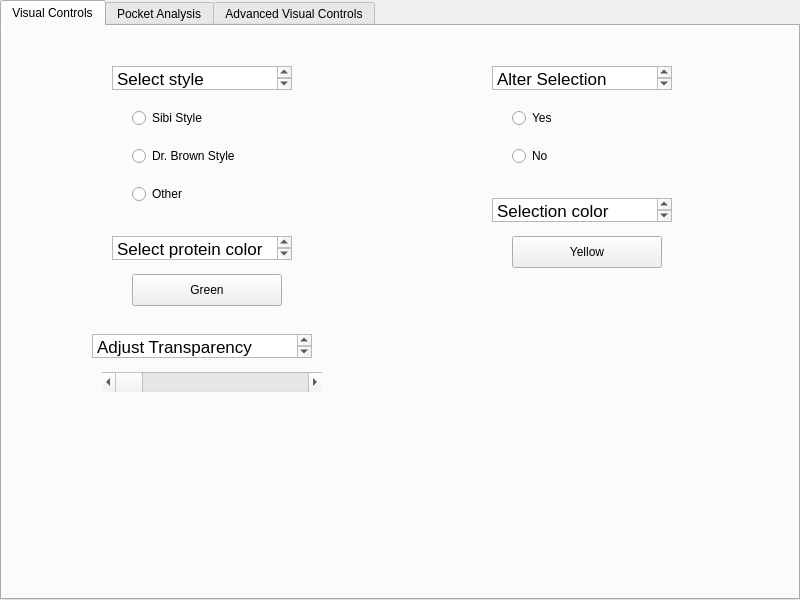
Above: demowidget.ui from Brown-and-Briganti/pymol2-demo-plugin before the change. Below: the same form after it.
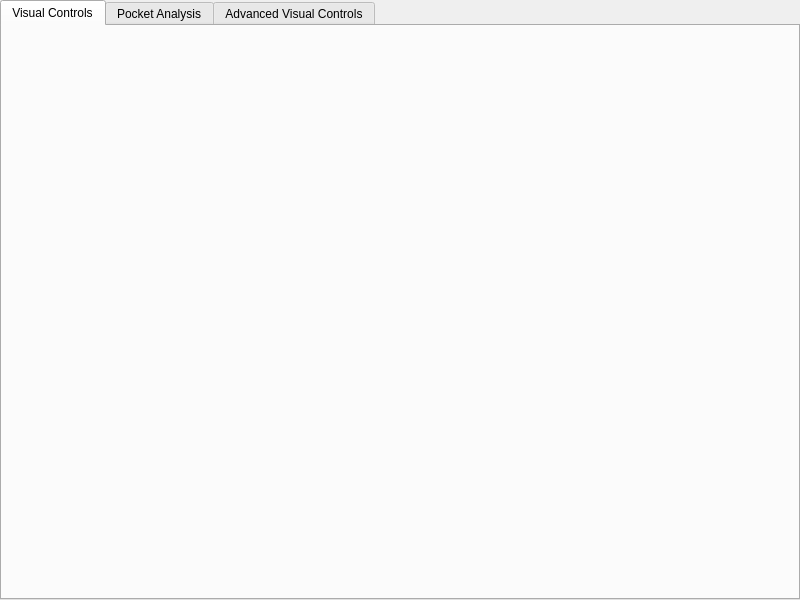
That is the form after the change.

Commit message: Pymol Plugin v.7

Patch:
```diff
--- a/demowidget.ui
+++ b/demowidget.ui
@@ -26,234 +26,6 @@
     <attribute name="title">
      <string>Visual Controls</string>
     </attribute>
-    <widget class="QTextBrowser" name="SelectStyleButton">
-     <property name="geometry">
-      <rect>
-       <x>110</x>
-       <y>40</y>
-       <width>180</width>
-       <height>24</height>
-      </rect>
-     </property>
-     <property name="html">
-      <string>&lt;!DOCTYPE HTML PUBLIC &quot;-//W3C//DTD HTML 4.0//EN&quot; &quot;http://www.w3.org/TR/REC-html40/strict.dtd&quot;&gt;
-&lt;html&gt;&lt;head&gt;&lt;meta name=&quot;qrichtext&quot; content=&quot;1&quot; /&gt;&lt;meta charset=&quot;utf-8&quot; /&gt;&lt;style type=&quot;text/css&quot;&gt;
-p, li { white-space: pre-wrap; }
-hr { height: 1px; border-width: 0; }
-li.unchecked::marker { content: &quot;\2610&quot;; }
-li.checked::marker { content: &quot;\2612&quot;; }
-&lt;/style&gt;&lt;/head&gt;&lt;body style=&quot; font-family:'.AppleSystemUIFont'; font-size:13pt; font-weight:400; font-style:normal;&quot;&gt;
-&lt;p style=&quot; margin-top:0px; margin-bottom:0px; margin-left:0px; margin-right:0px; -qt-block-indent:0; text-indent:0px;&quot;&gt;Select style&lt;/p&gt;&lt;/body&gt;&lt;/html&gt;</string>
-     </property>
-    </widget>
-    <widget class="QRadioButton" name="SibiStyleSign">
-     <property name="geometry">
-      <rect>
-       <x>130</x>
-       <y>80</y>
-       <width>150</width>
-       <height>24</height>
-      </rect>
-     </property>
-     <property name="toolTip">
-      <string>Apply Sibi's style: magenta protein, element coloring, smooth cartoon</string>
-     </property>
-     <property name="text">
-      <string>Sibi Style</string>
-     </property>
-    </widget>
-    <widget class="QRadioButton" name="BrownStyleSign">
-     <property name="geometry">
-      <rect>
-       <x>130</x>
-       <y>118</y>
-       <width>150</width>
-       <height>24</height>
-      </rect>
-     </property>
-     <property name="toolTip">
-      <string>Apply Dr. Brown's style: firebrick protein, ambient occlusion, ray trace mode</string>
-     </property>
-     <property name="text">
-      <string>Dr. Brown Style</string>
-     </property>
-    </widget>
-    <widget class="QRadioButton" name="OtherButton">
-     <property name="geometry">
-      <rect>
-       <x>130</x>
-       <y>156</y>
-       <width>150</width>
-       <height>24</height>
-      </rect>
-     </property>
-     <property name="toolTip">
-      <string>Apply default rendering style</string>
-     </property>
-     <property name="text">
-      <string>Other</string>
-     </property>
-    </widget>
-    <widget class="QTextBrowser" name="SelProtColorSign">
-     <property name="geometry">
-      <rect>
-       <x>110</x>
-       <y>210</y>
-       <width>180</width>
-       <height>24</height>
-      </rect>
-     </property>
-     <property name="html">
-      <string>&lt;!DOCTYPE HTML PUBLIC &quot;-//W3C//DTD HTML 4.0//EN&quot; &quot;http://www.w3.org/TR/REC-html40/strict.dtd&quot;&gt;
-&lt;html&gt;&lt;head&gt;&lt;meta name=&quot;qrichtext&quot; content=&quot;1&quot; /&gt;&lt;meta charset=&quot;utf-8&quot; /&gt;&lt;style type=&quot;text/css&quot;&gt;
-p, li { white-space: pre-wrap; }
-hr { height: 1px; border-width: 0; }
-li.unchecked::marker { content: &quot;\2610&quot;; }
-li.checked::marker { content: &quot;\2612&quot;; }
-&lt;/style&gt;&lt;/head&gt;&lt;body style=&quot; font-family:'.AppleSystemUIFont'; font-size:13pt; font-weight:400; font-style:normal;&quot;&gt;
-&lt;p style=&quot; margin-top:0px; margin-bottom:0px; margin-left:0px; margin-right:0px; -qt-block-indent:0; text-indent:0px;&quot;&gt;Select protein color&lt;/p&gt;&lt;/body&gt;&lt;/html&gt;</string>
-     </property>
-    </widget>
-    <widget class="QPushButton" name="ProteinColorButton">
-     <property name="geometry">
-      <rect>
-       <x>130</x>
-       <y>248</y>
-       <width>150</width>
-       <height>32</height>
-      </rect>
-     </property>
-     <property name="toolTip">
-      <string>Click to open the color picker and change the protein color</string>
-     </property>
-     <property name="text">
-      <string>Green</string>
-     </property>
-    </widget>
-    <widget class="QTextBrowser" name="SelProtTransparencySign">
-     <property name="geometry">
-      <rect>
-       <x>90</x>
-       <y>308</y>
-       <width>220</width>
-       <height>24</height>
-      </rect>
-     </property>
-     <property name="html">
-      <string>&lt;!DOCTYPE HTML PUBLIC &quot;-//W3C//DTD HTML 4.0//EN&quot; &quot;http://www.w3.org/TR/REC-html40/strict.dtd&quot;&gt;
-&lt;html&gt;&lt;head&gt;&lt;meta name=&quot;qrichtext&quot; content=&quot;1&quot; /&gt;&lt;meta charset=&quot;utf-8&quot; /&gt;&lt;style type=&quot;text/css&quot;&gt;
-p, li { white-space: pre-wrap; }
-hr { height: 1px; border-width: 0; }
-li.unchecked::marker { content: &quot;\2610&quot;; }
-li.checked::marker { content: &quot;\2612&quot;; }
-&lt;/style&gt;&lt;/head&gt;&lt;body style=&quot; font-family:'.AppleSystemUIFont'; font-size:13pt; font-weight:400; font-style:normal;&quot;&gt;
-&lt;p style=&quot; margin-top:0px; margin-bottom:0px; margin-left:0px; margin-right:0px; -qt-block-indent:0; text-indent:0px;&quot;&gt;Adjust Transparency&lt;/p&gt;&lt;/body&gt;&lt;/html&gt;</string>
-     </property>
-    </widget>
-    <widget class="QScrollBar" name="TransparencySlider">
-     <property name="geometry">
-      <rect>
-       <x>100</x>
-       <y>346</y>
-       <width>220</width>
-       <height>20</height>
-      </rect>
-     </property>
-     <property name="toolTip">
-      <string>Drag to adjust transparency of all protein representations</string>
-     </property>
-     <property name="orientation">
-      <enum>Horizontal</enum>
-     </property>
-    </widget>
-    <widget class="QTextBrowser" name="IsThereLigandSign">
-     <property name="geometry">
-      <rect>
-       <x>490</x>
-       <y>40</y>
-       <width>180</width>
-       <height>24</height>
-      </rect>
-     </property>
-     <property name="html">
-      <string>&lt;!DOCTYPE HTML PUBLIC &quot;-//W3C//DTD HTML 4.0//EN&quot; &quot;http://www.w3.org/TR/REC-html40/strict.dtd&quot;&gt;
-&lt;html&gt;&lt;head&gt;&lt;meta name=&quot;qrichtext&quot; content=&quot;1&quot; /&gt;&lt;meta charset=&quot;utf-8&quot; /&gt;&lt;style type=&quot;text/css&quot;&gt;
-p, li { white-space: pre-wrap; }
-hr { height: 1px; border-width: 0; }
-li.unchecked::marker { content: &quot;\2610&quot;; }
-li.checked::marker { content: &quot;\2612&quot;; }
-&lt;/style&gt;&lt;/head&gt;&lt;body style=&quot; font-family:'.AppleSystemUIFont'; font-size:13pt; font-weight:400; font-style:normal;&quot;&gt;
-&lt;p style=&quot; margin-top:0px; margin-bottom:0px; margin-left:0px; margin-right:0px; -qt-block-indent:0; text-indent:0px;&quot;&gt;Alter Selection&lt;/p&gt;&lt;/body&gt;&lt;/html&gt;</string>
-     </property>
-    </widget>
-    <widget class="QRadioButton" name="YesLigandButton">
-     <property name="geometry">
-      <rect>
-       <x>510</x>
-       <y>80</y>
-       <width>140</width>
-       <height>24</height>
-      </rect>
-     </property>
-     <property name="toolTip">
-      <string>Apply color and transparency changes to the current PyMOL selection (sele)</string>
-     </property>
-     <property name="text">
-      <string>Yes</string>
-     </property>
-    </widget>
-    <widget class="QRadioButton" name="NoLigandButton">
-     <property name="geometry">
-      <rect>
-       <x>510</x>
-       <y>118</y>
-       <width>140</width>
-       <height>24</height>
-      </rect>
-     </property>
-     <property name="toolTip">
-      <string>No active selection — color/transparency changes apply to the whole protein</string>
-     </property>
-     <property name="text">
-      <string>No</string>
-     </property>
-    </widget>
-    <widget class="QTextEdit" name="textEdit">
-     <property name="geometry">
-      <rect>
-       <x>490</x>
-       <y>172</y>
-       <width>180</width>
-       <height>24</height>
-      </rect>
-     </property>
-     <property name="html">
-      <string>&lt;!DOCTYPE HTML PUBLIC &quot;-//W3C//DTD HTML 4.0//EN&quot; &quot;http://www.w3.org/TR/REC-html40/strict.dtd&quot;&gt;
-&lt;html&gt;&lt;head&gt;&lt;meta name=&quot;qrichtext&quot; content=&quot;1&quot; /&gt;&lt;meta charset=&quot;utf-8&quot; /&gt;&lt;style type=&quot;text/css&quot;&gt;
-p, li { white-space: pre-wrap; }
-hr { height: 1px; border-width: 0; }
-li.unchecked::marker { content: &quot;\2610&quot;; }
-li.checked::marker { content: &quot;\2612&quot;; }
-&lt;/style&gt;&lt;/head&gt;&lt;body style=&quot; font-family:'.AppleSystemUIFont'; font-size:13pt; font-weight:400; font-style:normal;&quot;&gt;
-&lt;p style=&quot; margin-top:0px; margin-bottom:0px; margin-left:0px; margin-right:0px; -qt-block-indent:0; text-indent:0px;&quot;&gt;Selection color&lt;/p&gt;&lt;/body&gt;&lt;/html&gt;</string>
-     </property>
-    </widget>
-    <widget class="QPushButton" name="LigandColorButton">
-     <property name="geometry">
-      <rect>
-       <x>510</x>
-       <y>210</y>
-       <width>150</width>
-       <height>32</height>
-      </rect>
-     </property>
-     <property name="toolTip">
-      <string>Click to open the color picker and change the selection color</string>
-     </property>
-     <property name="text">
-      <string>Yellow</string>
-     </property>
-    </widget>
    </widget>
    <widget class="QWidget" name="emptyTab">
     <attribute name="title">
```
The commit also changes 2 other files.
